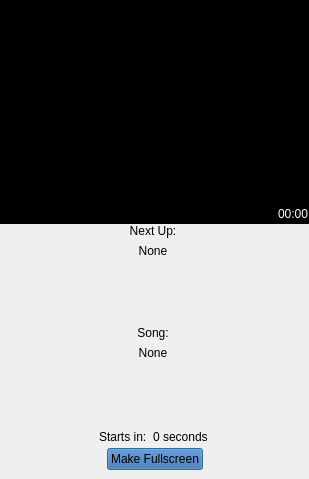
This is OpenKJ/dlgcdg.ui in OpenKJ/OpenKJ as Qt 5 draws it before an edit. The edited form follows.
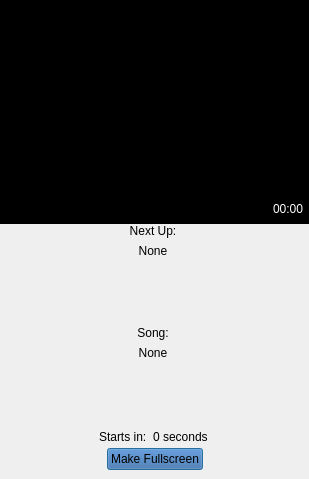
This is the edited form. Custom widgets are drawn as their Qt base class.

Commit message: Fix remain timer disappearing in fullscreen when ticker is disabled Add configurable right and bottom offsets for remain timer

What changed in the file:
```diff
--- a/OpenKJ/dlgcdg.ui
+++ b/OpenKJ/dlgcdg.ui
@@ -512,8 +512,40 @@
           </property>
          </widget>
         </item>
+        <item>
+         <spacer name="remainSpacerRight">
+          <property name="orientation">
+           <enum>Qt::Horizontal</enum>
+          </property>
+          <property name="sizeType">
+           <enum>QSizePolicy::Fixed</enum>
+          </property>
+          <property name="sizeHint" stdset="0">
+           <size>
+            <width>5</width>
+            <height>5</height>
+           </size>
+          </property>
+         </spacer>
+        </item>
        </layout>
       </item>
+      <item>
+       <spacer name="remainSpacerBottom">
+        <property name="orientation">
+         <enum>Qt::Vertical</enum>
+        </property>
+        <property name="sizeType">
+         <enum>QSizePolicy::Fixed</enum>
+        </property>
+        <property name="sizeHint" stdset="0">
+         <size>
+          <width>20</width>
+          <height>5</height>
+         </size>
+        </property>
+       </spacer>
+      </item>
      </layout>
     </widget>
    </item>
```
The commit also changes 14 other files.
